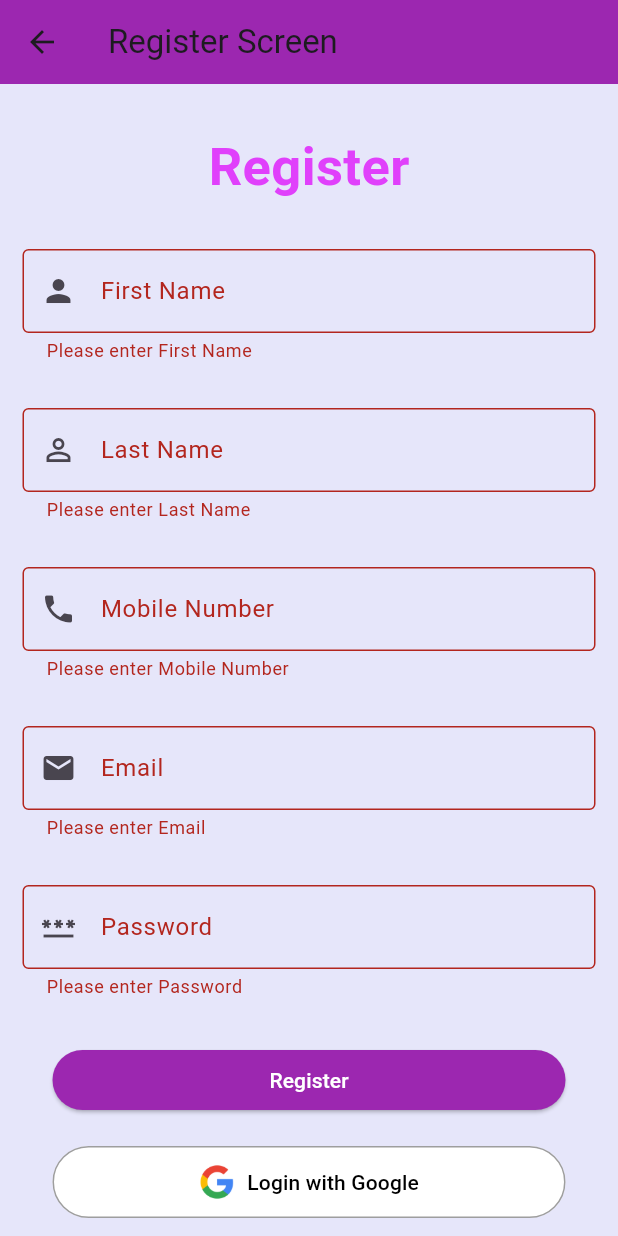
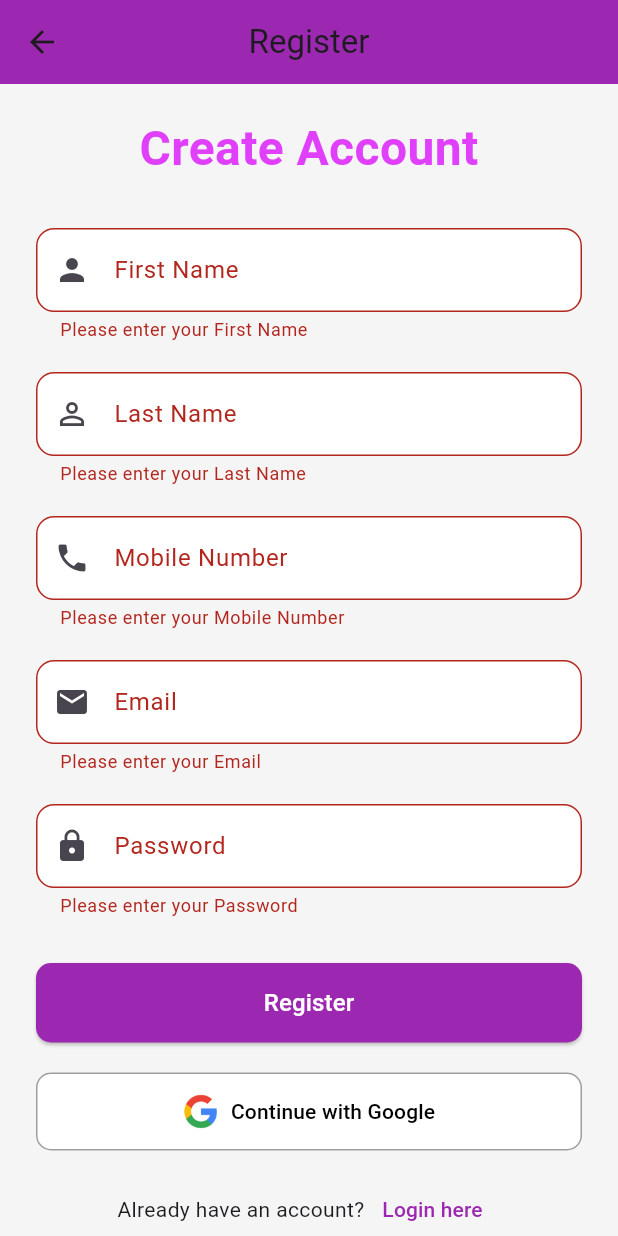
Before and after one commit to M-J-Christina213/scooby_app, a Flutter app: the RegisterScreen screen opened directly, after a tap on "Register", on a phone screen of 412 x 824 dp. Run offline on Flutter 3.47's test engine with Material 3 defaults, Android fonts, the phone set to English and light mode, and no system bars; our stand-ins replace cloud_firestore, firebase_auth, firebase_core, image_picker, shared_preferences; accounts and stored records are empty.

Commit message:
did the vaildation part in register page

```diff
--- a/lib/login.dart
+++ b/lib/login.dart
@@ -75,8 +75,8 @@ class _LoginScreenState extends State<LoginScreen> {
                               final password = _passwordController.text;
 
                               // 👇 Replace this with actual login logic
-                              print("Email: $email");
-                              print("Password: $password");
+                              ("Email: $email");
+                              ("Password: $password");
 
                               ScaffoldMessenger.of(context).showSnackBar(
                                 const SnackBar(content: Text('Login Successful')),
--- a/lib/register.dart
+++ b/lib/register.dart
@@ -1,6 +1,6 @@
 import 'package:flutter/material.dart';
-import 'main.dart'; // Import MainPage for navigation
-import 'vet_groomer_login.dart'; // <-- Login screen
+import 'main.dart'; // For MainPage navigation
+import 'vet_groomer_login.dart';
 
 class RegisterScreen extends StatefulWidget {
   const RegisterScreen({super.key});
@@ -11,72 +11,81 @@ class RegisterScreen extends StatefulWidget {
 
 class _RegisterScreenState extends State<RegisterScreen> {
   final _formKey = GlobalKey<FormState>();
+  final _firstNameController = TextEditingController();
+  final _lastNameController = TextEditingController();
+  final _mobileController = TextEditingController();
+  final _emailController = TextEditingController();
+  final _passwordController = TextEditingController();
+
+  @override
+  void dispose() {
+    _firstNameController.dispose();
+    _lastNameController.dispose();
+    _mobileController.dispose();
+    _emailController.dispose();
+    _passwordController.dispose();
+    super.dispose();
+  }
 
   @override
   Widget build(BuildContext context) {
     return Scaffold(
+      backgroundColor: Colors.grey[100],
       appBar: AppBar(
-        title: const Text('Register Screen'),
+        title: const Text('Register'),
         backgroundColor: Colors.purple,
+        centerTitle: true,
       ),
       body: SingleChildScrollView(
-        child: Column(
-          children: [
-            const SizedBox(height: 30),
-            const Text(
-              'Register',
-              style: TextStyle(
-                fontSize: 35,
-                color: Colors.purpleAccent,
-                fontWeight: FontWeight.bold,
-              ),
-            ),
-            Padding(
-              padding: const EdgeInsets.symmetric(vertical: 30),
+        padding: const EdgeInsets.symmetric(horizontal: 24, vertical: 20),
         child: Form(
           key: _formKey,
           child: Column(
+            crossAxisAlignment: CrossAxisAlignment.stretch,
             children: [
-                    _buildTextField('First Name', Icons.person, TextInputType.name),
+              const Text(
+                'Create Account',
+                textAlign: TextAlign.center,
+                style: TextStyle(
+                  fontSize: 32,
+                  fontWeight: FontWeight.bold,
+                  color: Colors.purpleAccent,
+                ),
+              ),
               const SizedBox(height: 30),
-                    _buildTextField('Last Name', Icons.person_outline, TextInputType.name),
+              _buildTextField('First Name', Icons.person, TextInputType.name, _firstNameController),
+              const SizedBox(height: 20),
+              _buildTextField('Last Name', Icons.person_outline, TextInputType.name, _lastNameController),
+              const SizedBox(height: 20),
+              _buildTextField('Mobile Number', Icons.phone, TextInputType.phone, _mobileController),
+              const SizedBox(height: 20),
+              _buildTextField('Email', Icons.email, TextInputType.emailAddress, _emailController),
+              const SizedBox(height: 20),
+              _buildTextField('Password', Icons.lock, TextInputType.visiblePassword, _passwordController, isPassword: true),
               const SizedBox(height: 30),
-                    _buildTextField('Mobile Number', Icons.phone, TextInputType.phone),
-                    const SizedBox(height: 30),
-                    _buildTextField('Email', Icons.email, TextInputType.emailAddress),
-                    const SizedBox(height: 30),
-                    _buildTextField('Password', Icons.password, TextInputType.visiblePassword),
-                    const SizedBox(height: 30),
-                    Padding(
-                      padding: const EdgeInsets.symmetric(horizontal: 35),
-                      child: SizedBox(
-                        width: double.infinity,
-                        child: ElevatedButton(
+              ElevatedButton(
+                style: ElevatedButton.styleFrom(
+                  backgroundColor: Colors.purple,
+                  shape: RoundedRectangleBorder(borderRadius: BorderRadius.circular(10)),
+                  padding: const EdgeInsets.symmetric(vertical: 15),
+                ),
                 onPressed: () {
                   if (_formKey.currentState!.validate()) {
                     ScaffoldMessenger.of(context).showSnackBar(
                       const SnackBar(content: Text('Processing Registration...')),
                     );
-
                     Navigator.pushReplacement(
                       context,
                       MaterialPageRoute(builder: (context) => const MainPage()),
                     );
                   }
                 },
-                          style: ElevatedButton.styleFrom(backgroundColor: Colors.purple),
-                          child: const Text('Register', style: TextStyle(color: Colors.white)),
-                        ),
-                      ),
+                child: const Text('Register', style: TextStyle(fontSize: 16, color: Colors.white)),
               ),
               const SizedBox(height: 20),
-                    Padding(
-                      padding: const EdgeInsets.symmetric(horizontal: 35),
-                      child: SizedBox(
-                        width: double.infinity,
-                        child: OutlinedButton.icon(
+              OutlinedButton.icon(
                 icon: Image.asset('assets/images/google_logo.png', height: 24, width: 24),
-                          label: const Text('Login with Google', style: TextStyle(color: Colors.black)),
+                label: const Text('Continue with Google'),
                 onPressed: () {
                   ScaffoldMessenger.of(context).showSnackBar(
                     const SnackBar(content: Text('Google login clicked')),
@@ -84,67 +93,70 @@ class _RegisterScreenState extends State<RegisterScreen> {
                 },
                 style: OutlinedButton.styleFrom(
                   side: const BorderSide(color: Colors.grey),
-                            padding: const EdgeInsets.symmetric(vertical: 12),
+                  shape: RoundedRectangleBorder(borderRadius: BorderRadius.circular(10)),
+                  padding: const EdgeInsets.symmetric(vertical: 14),
                   backgroundColor: Colors.white,
+                  foregroundColor: Colors.black,
                 ),
               ),
-                      ),
-                    ),
-                    const SizedBox(height: 10),
+              const SizedBox(height: 15),
               Row(
                 mainAxisAlignment: MainAxisAlignment.center,
                 children: [
-                        const Text("Already registered?"),
+                  const Text("Already have an account?"),
                   TextButton(
                     onPressed: () {
-                            Navigator.push(
-                              context,
-                              MaterialPageRoute(builder: (context) => const VetGroomerLogin()),
-                            );
+                      Navigator.push(context, MaterialPageRoute(builder: (_) => const VetGroomerLogin()));
                     },
-                          child: const Text(
-                            "Login here",
-                            style: TextStyle(color: Colors.purple),
-                          ),
+                    child: const Text("Login here", style: TextStyle(color: Colors.purple)),
                   ),
                 ],
               ),
-                    const SizedBox(height: 30),
             ],
           ),
-              ),
-            ),
-          ],
         ),
       ),
     );
   }
 
-  Widget _buildTextField(String label, IconData icon, TextInputType keyboardType) {
-    return Padding(
-      padding: const EdgeInsets.symmetric(horizontal: 15),
-      child: TextFormField(
-        keyboardType: keyboardType,
-        obscureText: label == 'Password', // Hide input for password field
+  Widget _buildTextField(String label, IconData icon, TextInputType type, TextEditingController controller,
+      {bool isPassword = false}) {
+    return TextFormField(
+      controller: controller,
+      keyboardType: type,
+      obscureText: isPassword,
+      autofillHints: [if (label == 'Email') AutofillHints.email, if (label == 'Password') AutofillHints.password],
       decoration: InputDecoration(
         labelText: label,
-          hintText: 'Enter $label',
+        hintText: 'Enter your $label',
         prefixIcon: Icon(icon),
-          border: const OutlineInputBorder(),
+        border: OutlineInputBorder(borderRadius: BorderRadius.circular(12)),
+        filled: true,
+        fillColor: Colors.white,
       ),
       validator: (value) {
-          if (value == null || value.isEmpty) {
-            return 'Please enter $label';
-          }
+        if (value == null || value.trim().isEmpty) return 'Please enter your $label';
+
         if (label == 'Email') {
           final emailRegex = RegExp(r'^[^@]+@[^@]+\.[^@]+');
-            if (!emailRegex.hasMatch(value)) {
-              return 'Please enter a valid email';
+          if (!emailRegex.hasMatch(value)) return 'Enter a valid email address';
         }
+
+        if (label == 'Password') {
+          if (value.length < 6) return 'Password must be at least 6 characters';
         }
+
+        if (label == 'Mobile Number') {
+          final phoneRegex = RegExp(r'^[0-9]{10}$');
+          if (!phoneRegex.hasMatch(value)) return 'Enter a valid 10-digit phone number';
+        }
+
+        if (label == 'First Name' || label == 'Last Name') {
+          if (value.length < 2) return '$label should be at least 2 characters';
+        }
+
         return null;
       },
-      ),
     );
   }
 }
```
Also changed, not shown: pubspec.lock. Lines whose indentation alone changed are shown as unchanged.
